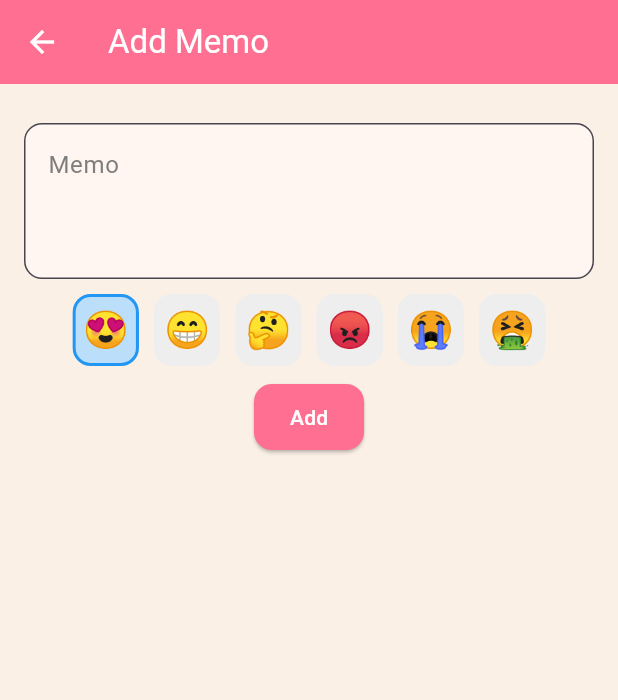
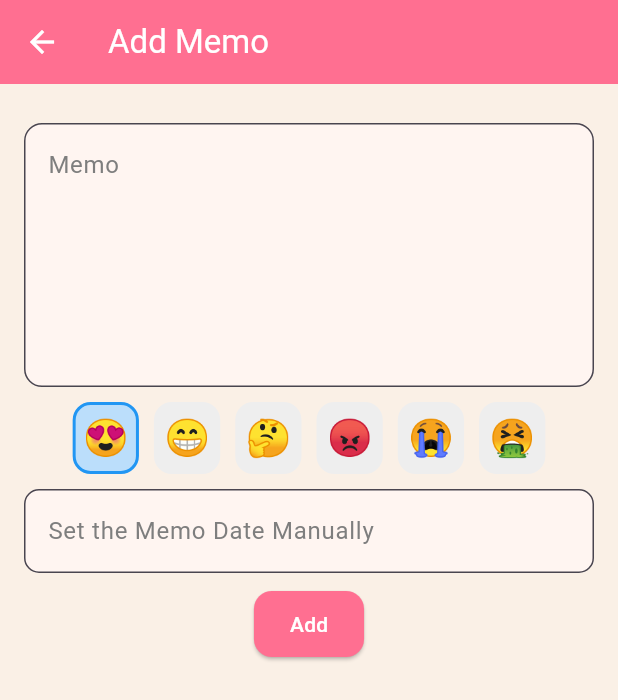
Before and after one commit to Nadun-Charuka/memo, a Flutter app: the AddEditNoteScreen screen opened directly, on a phone screen of 412 x 824 dp. Shown: the top 700 px of the screen. Run offline on Flutter 3.47's test engine with Material 3 defaults, Android fonts, the phone set to English and light mode, and no system bars; our stand-ins replace flutter_riverpod, google_fonts, hive, hive_flutter; accounts and stored records are empty.

Commit message:
some little changes

```diff
--- a/lib/screens/add_edit_note_screen.dart
+++ b/lib/screens/add_edit_note_screen.dart
@@ -33,7 +33,8 @@ class _AddEditNoteScreenState extends ConsumerState<AddEditNoteScreen> {
       appBar: AppBar(
         title: Text(isEditing ? "Edit Memo" : "Add Memo"),
       ),
-      body: Padding(
+      body: SingleChildScrollView(
+        child: Padding(
           padding: const EdgeInsets.all(16.0),
           child: Column(
             children: [
@@ -41,8 +42,8 @@ class _AddEditNoteScreenState extends ConsumerState<AddEditNoteScreen> {
                 height: 10,
               ),
               TextField(
-              minLines: 3,
-              maxLines: 6,
+                minLines: 6,
+                maxLines: 15,
                 controller: _contentController,
                 decoration: InputDecoration(
                     label: Text("Memo"), alignLabelWithHint: true),
@@ -84,14 +85,26 @@ class _AddEditNoteScreenState extends ConsumerState<AddEditNoteScreen> {
               SizedBox(
                 height: 10,
               ),
+              TextField(
+                decoration: InputDecoration(
+                    labelText: "Set the Memo Date Manually",
+                    border: OutlineInputBorder(
+                        borderRadius: BorderRadius.circular(10))),
+              ),
+              SizedBox(
+                height: 10,
+              ),
               ElevatedButton(
                   onPressed: () {
                     final content = _contentController.text.trim();
 
                     if (content.isNotEmpty) {
                       if (isEditing) {
-                      ref.read(noteProvider.notifier).updateNote(selectedImoji,
-                          widget.note!.id, content, DateTime.now());
+                        ref.read(noteProvider.notifier).updateNote(
+                            selectedImoji,
+                            widget.note!.id,
+                            content,
+                            DateTime.now());
                       } else {
                         ref
                             .read(noteProvider.notifier)
@@ -107,6 +120,7 @@ class _AddEditNoteScreenState extends ConsumerState<AddEditNoteScreen> {
             ],
           ),
         ),
+      ),
     );
   }
 }
```
Also changed, not shown: lib/screens/home_screen.dart (+21 -12 lines), assets/icon/1024.png, assets/icon/f.png. Lines whose indentation alone changed are shown as unchanged.
